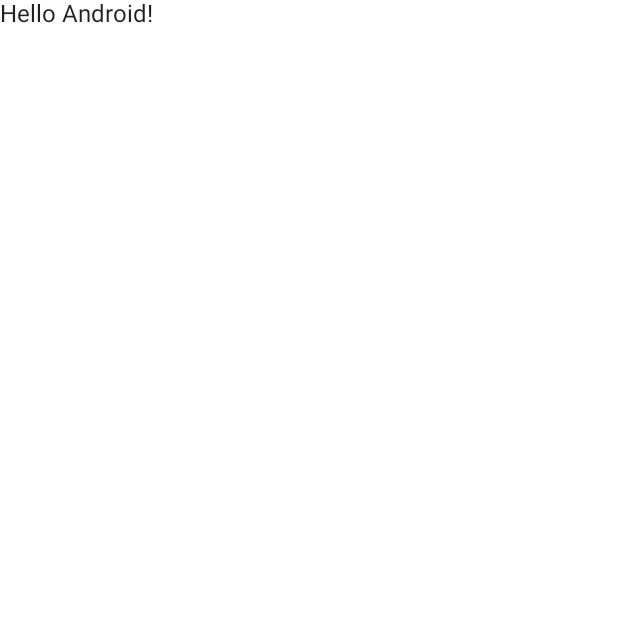
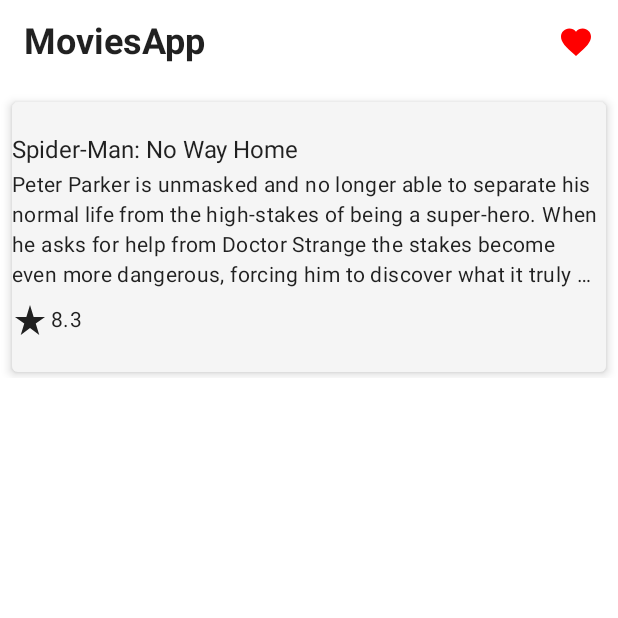
Before and after one commit to ochim/MoviesApp, an Android app built with Jetpack Compose: the screen it shows after launch (MainActivity), on a phone screen of 412 x 824 dp, the top half of it. Before the commit the part shown is almost empty. Run offline under Robolectric (Android 15) with nearby library versions, the phone set to English and light mode, and no system bars.

Commit message:
add homescreen ui

```diff
--- a/app/src/main/java/com/example/moviesapp/MainActivity.kt
+++ b/app/src/main/java/com/example/moviesapp/MainActivity.kt
@@ -6,10 +6,8 @@ import androidx.activity.compose.setContent
 import androidx.compose.foundation.layout.fillMaxSize
 import androidx.compose.material.MaterialTheme
 import androidx.compose.material.Surface
-import androidx.compose.material.Text
-import androidx.compose.runtime.Composable
 import androidx.compose.ui.Modifier
-import androidx.compose.ui.tooling.preview.Preview
+import com.example.moviesapp.screen.HomeScreen
 import com.example.moviesapp.ui.theme.MoviesAppTheme
 
 class MainActivity : ComponentActivity() {
@@ -22,22 +20,9 @@ class MainActivity : ComponentActivity() {
                     modifier = Modifier.fillMaxSize(),
                     color = MaterialTheme.colors.background
                 ) {
-                    Greeting("Android")
+                    HomeScreen()
                 }
             }
         }
     }
 }
-
-@Composable
-fun Greeting(name: String) {
-    Text(text = "Hello $name!")
-}
-
-@Preview(showBackground = true)
-@Composable
-fun DefaultPreview() {
-    MoviesAppTheme {
-        Greeting("Android")
-    }
-}
--- /dev/null
+++ b/app/src/main/java/com/example/moviesapp/Movie.kt
@@ -0,0 +1,9 @@
+package com.example.moviesapp
+
+data class Movie(
+    val overview: String?,
+    val posterPath: String?,
+    val title: String?,
+    val rating: String?,
+    val releaseDate: String?,
+)
--- /dev/null
+++ b/app/src/main/java/com/example/moviesapp/screen/HomeScreen.kt
@@ -0,0 +1,152 @@
+package com.example.moviesapp.screen
+
+import androidx.compose.foundation.clickable
+import androidx.compose.foundation.layout.*
+import androidx.compose.foundation.lazy.LazyColumn
+import androidx.compose.material.*
+import androidx.compose.material.icons.Icons
+import androidx.compose.material.icons.filled.Favorite
+import androidx.compose.runtime.Composable
+import androidx.compose.ui.Alignment
+import androidx.compose.ui.Modifier
+import androidx.compose.ui.graphics.Color
+import androidx.compose.ui.res.painterResource
+import androidx.compose.ui.res.stringResource
+import androidx.compose.ui.text.font.FontWeight
+import androidx.compose.ui.text.style.TextOverflow
+import androidx.compose.ui.tooling.preview.Preview
+import androidx.compose.ui.unit.dp
+import com.example.moviesapp.Movie
+import com.example.moviesapp.R
+import com.example.moviesapp.ui.theme.AppContentColor
+import com.example.moviesapp.ui.theme.AppThemeColor
+import com.example.moviesapp.ui.theme.ItemBackgroundColor
+
+@Composable
+fun HomeScreen(
+    movie: Movie = Movie(
+        overview = "Peter Parker is unmasked and no longer able to separate his normal life from the high-stakes of being a super-hero. When he asks for help from Doctor Strange the stakes become even more dangerous, forcing him to discover what it truly means to be Spider-Man.",
+        posterPath = "/1g0dhYtq4irTY1GPXvft6k4YLjm.jpg",
+        title = "Spider-Man: No Way Home",
+        rating = "8.3",
+        releaseDate = "2021-12-15"
+    )
+) {
+    Scaffold(
+        topBar = {
+            HomeTopBar()
+        },
+        content = {
+            MovieListContent(movie)
+        }
+    )
+}
+
+@Composable
+fun HomeTopBar(
+) {
+    TopAppBar(
+        backgroundColor = MaterialTheme.colors.AppThemeColor,
+        contentColor = MaterialTheme.colors.AppContentColor,
+        title = {
+            Text(
+                text = stringResource(id = R.string.app_name),
+                fontWeight = FontWeight.Bold,
+                modifier = Modifier.fillMaxWidth(),
+                style = MaterialTheme.typography.h5
+            )
+        },
+        elevation = 0.dp,
+        actions = {
+
+            IconButton(onClick = {}) {
+                Icon(
+                    imageVector = Icons.Default.Favorite,
+                    contentDescription = "Favourite Icon",
+                    tint = Color.Red
+                )
+            }
+        }
+    )
+}
+
+@Composable
+fun MovieListContent(movie: Movie) {
+    LazyColumn(
+        contentPadding = PaddingValues(horizontal = 8.dp, vertical = 4.dp)
+    ) {
+        items(
+            1
+        ) {
+            MovieListItem(movie = movie)
+        }
+    }
+}
+
+@Composable
+fun MovieListItem(movie: Movie) {
+    Card(
+        modifier = Modifier
+            .padding(top = 8.dp)
+            .height(180.dp)
+            .fillMaxWidth(),
+        elevation = 4.dp,
+        backgroundColor = MaterialTheme.colors.ItemBackgroundColor
+    ) {
+        Row(
+            modifier = Modifier
+                .height(IntrinsicSize.Max)
+                .fillMaxWidth()
+                .clickable {
+                },
+            verticalAlignment = Alignment.CenterVertically
+        ) {
+            Column(
+                Modifier
+                    .height(IntrinsicSize.Max)
+                    .padding(
+                        end = 2.dp,
+                    )
+            ) {
+                movie.title?.let { Text(text = it, style = MaterialTheme.typography.body1) }
+                Spacer(modifier = Modifier.height(4.dp))
+                movie.overview?.let {
+                    Text(
+                        text = it,
+                        style = MaterialTheme.typography.body2,
+                        maxLines = 4,
+                        overflow = TextOverflow.Ellipsis
+                    )
+                }
+                Spacer(modifier = Modifier.height(8.dp))
+                movie.rating?.let {
+                    RatingComponent(rating = it)
+                }
+            }
+        }
+    }
+}
+
+@Composable
+fun RatingComponent(rating: String) {
+    Row(
+        modifier = Modifier.fillMaxWidth(),
+        verticalAlignment = Alignment.CenterVertically
+    ) {
+        Icon(
+            painter = painterResource(id = R.drawable.ic_baseline_star_rate),
+            contentDescription = null,
+            modifier = Modifier
+                .padding(
+                    end = 2.dp,
+                )
+        )
+        Text(text = rating, style = MaterialTheme.typography.body2)
+    }
+}
+
+@Preview("Light Theme", widthDp = 360, heightDp = 640)
+@Composable
+fun HomePreview() {
+    HomeScreen()
+}
--- a/app/src/main/java/com/example/moviesapp/ui/theme/Color.kt
+++ b/app/src/main/java/com/example/moviesapp/ui/theme/Color.kt
@@ -1,8 +1,22 @@
 package com.example.moviesapp.ui.theme
 
+import androidx.compose.material.Colors
 import androidx.compose.ui.graphics.Color
 
 val Purple200 = Color(0xFFBB86FC)
 val Purple500 = Color(0xFF6200EE)
 val Purple700 = Color(0xFF3700B3)
 val Teal200 = Color(0xFF03DAC5)
+val BlueGrey900 = Color(0xFF263238)
+val Grey100 = Color(0xFFF5F5F5)
+
+val Colors.AppThemeColor
+    get() = if (isLight) Color.White else Color.Black
+
+val Colors.AppContentColor
+    get() = if (isLight) Color.Black else Color.White
+
+val Colors.TitleColor
+    get() = if (isLight) Color.Black else Color.White
+
+val Colors.ItemBackgroundColor get() =if (isLight) Grey100 else BlueGrey900
--- /dev/null
+++ b/app/src/main/res/drawable-v24/ic_baseline_star_rate.xml
@@ -0,0 +1,5 @@
+<vector android:height="24dp" android:tint="#FF9529"
+    android:viewportHeight="24" android:viewportWidth="24"
+    android:width="24dp" xmlns:android="http://schemas.android.com/apk/res/android">
+    <path android:fillColor="@android:color/white" android:pathData="M14.43,10l-2.43,-8l-2.43,8l-7.57,0l6.18,4.41l-2.35,7.59l6.17,-4.69l6.18,4.69l-2.35,-7.59l6.17,-4.41z"/>
+</vector>
```
